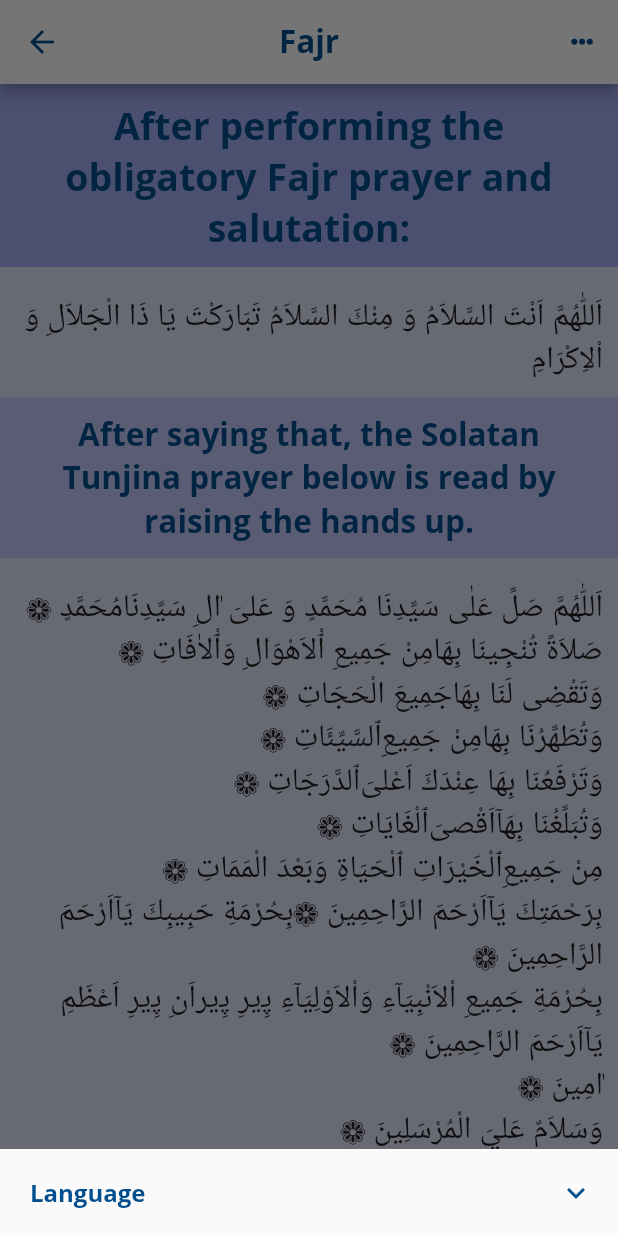
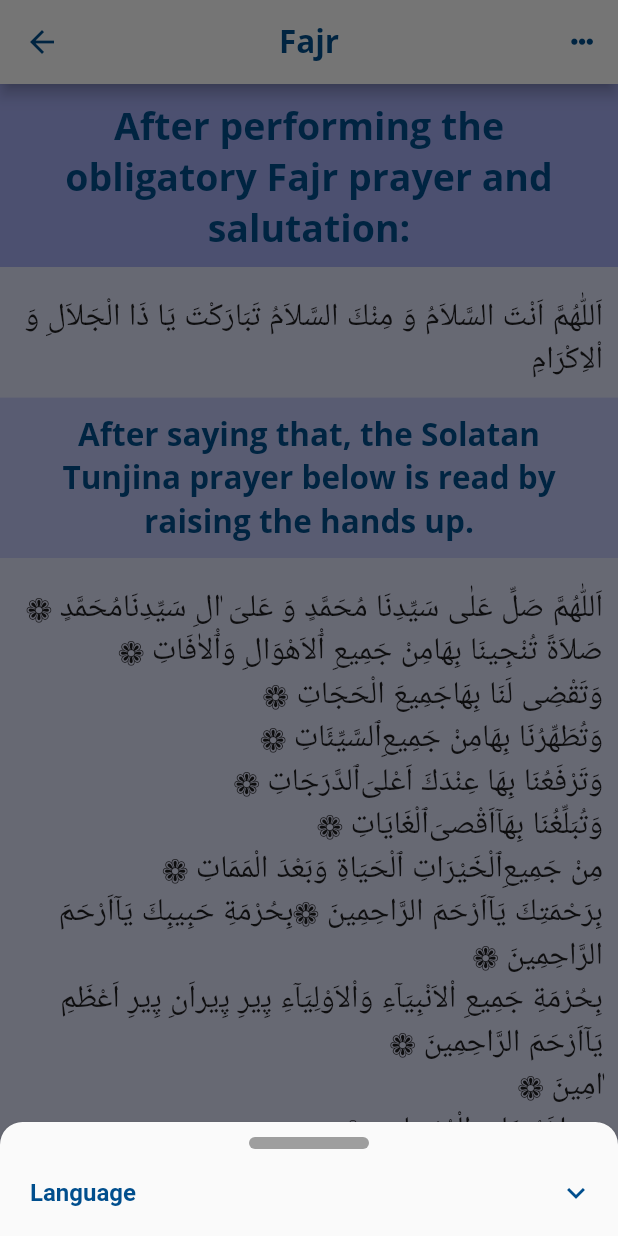
Before and after one commit to Isko21/Mi-raj, a Flutter app: the Fajr screen opened by its route, after a tap on an icon or button, on a phone screen of 412 x 824 dp. Run offline on Flutter 3.47's test engine with Material 2 defaults, Android fonts, the phone set to English and light mode, and no system bars; our stand-ins replace auto_size_text, firebase_auth, firebase_core, font_awesome_flutter, geocoding, google_fonts and 8 more; missing offline and left inert: cloud_firestore_web, connectivity_for_web, firebase_auth_web, firebase_core_web, flutter_keyboard_visibility_web, flutter_vibrate and 5 more; accounts and stored records are empty; statements that could not run were skipped.

Commit message:
appbar, showbottommodal page updated

```diff
--- a/lib/components/appbar.dart
+++ b/lib/components/appbar.dart
@@ -59,7 +59,15 @@ class AppBarCustom extends StatelessWidget with PreferredSizeWidget {
           actions: [
             IconButton(
                 onPressed: () => showModalBottomSheet(
-                    context: context, builder: (context) => buildSheet()),
+                    isScrollControlled: true,
+                    elevation: 2.0,
+                    shape: RoundedRectangleBorder(
+                      borderRadius: BorderRadius.only(
+                          topLeft: Radius.circular(15),
+                          topRight: Radius.circular(15)),
+                    ),
+                    context: context,
+                    builder: (context) => buildSheet()),
                 icon: Icon(FontAwesomeIcons.ellipsisH),
                 color: colorStr,
                 iconSize: 15),
@@ -68,8 +76,22 @@ class AppBarCustom extends StatelessWidget with PreferredSizeWidget {
     }
   }
 
-  Widget buildSheet() => Column(mainAxisSize: MainAxisSize.min, children: [
-        ExpansionTile(
+  Widget buildSheet() => Container(
+        child: Column(mainAxisSize: MainAxisSize.min, children: [
+          Padding(
+            padding: const EdgeInsets.only(top: 10.0),
+            child: Container(
+              height: 8,
+              width: 80,
+              decoration: BoxDecoration(
+                  color: Colors.grey[500],
+                  borderRadius: BorderRadius.all(Radius.circular(8))),
+            ),
+          ),
+          Theme(
+            data: ThemeData().copyWith(dividerColor: Colors.transparent),
+            child: ExpansionTile(
+              initiallyExpanded: false,
               collapsedIconColor: colorStr,
               iconColor: colorStr,
               textColor: colorStr,
@@ -77,34 +99,49 @@ class AppBarCustom extends StatelessWidget with PreferredSizeWidget {
                   padding: const EdgeInsets.all(4.0),
                   child: Text(
                     "Language",
-                style: TextStyle(color: colorStr, fontWeight: FontWeight.bold),
+                    style:
+                        TextStyle(color: colorStr, fontWeight: FontWeight.bold),
                   )),
               children: [
                 PopupMenuItem(
                   onTap: () => change(1),
                   child: ListTile(
                     leading: Text(
-                      "1. ",
+                      "1.",
                       style: TextStyle(color: colorStr),
                     ),
                     title: Text(
                       "Arabic",
                       style: TextStyle(color: colorStr),
-                    ))),
+                    ),
+                    trailing: Text(
+                      '🇦🇪',
+                      style: TextStyle(color: colorStr),
+                    ),
+                  ),
+                ),
                 PopupMenuItem(
                   onTap: () => change(2),
                   child: ListTile(
                     leading: Text(
-                      "2. ",
+                      "2.",
                       style: TextStyle(color: colorStr),
                     ),
                     title: Text(
                       "Kyrgyz",
                       style: TextStyle(color: colorStr),
-                    ))),
+                    ),
+                    trailing: Text(
+                      '🇰🇬',
+                      style: TextStyle(color: colorStr),
+                    ),
+                  ),
+                ),
               ],
             ),
-      ]);
+          ),
+        ]),
+      );
 
   @override
   Size get preferredSize => Size.fromHeight(kToolbarHeight);
```
Also changed, not shown: 5 other files. Lines whose indentation alone changed are shown as unchanged.
